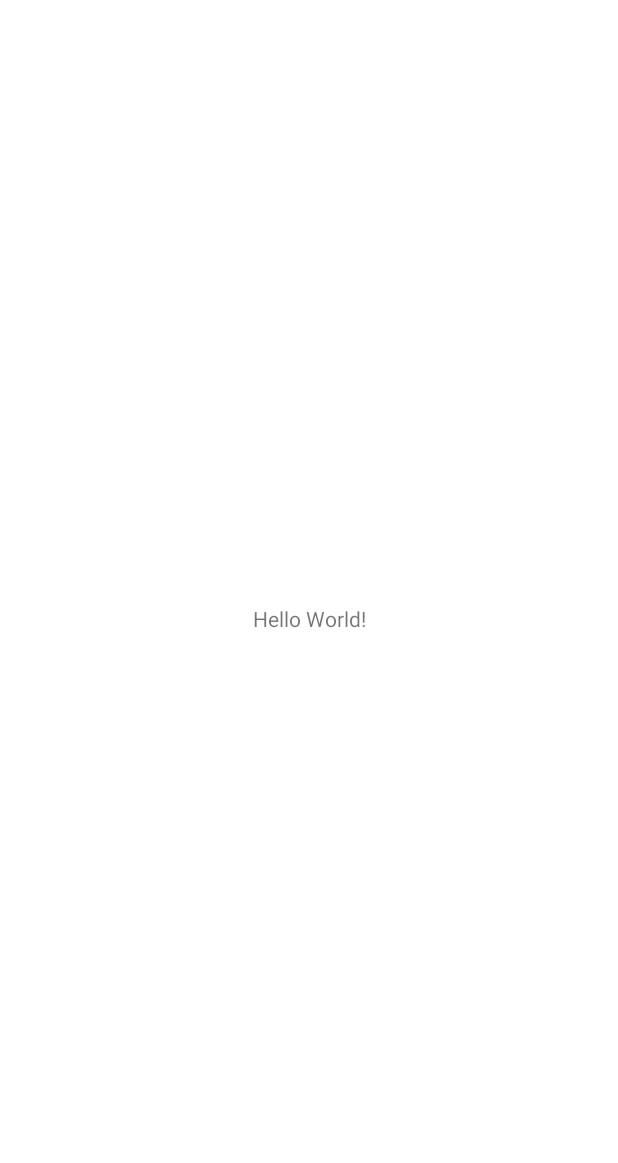
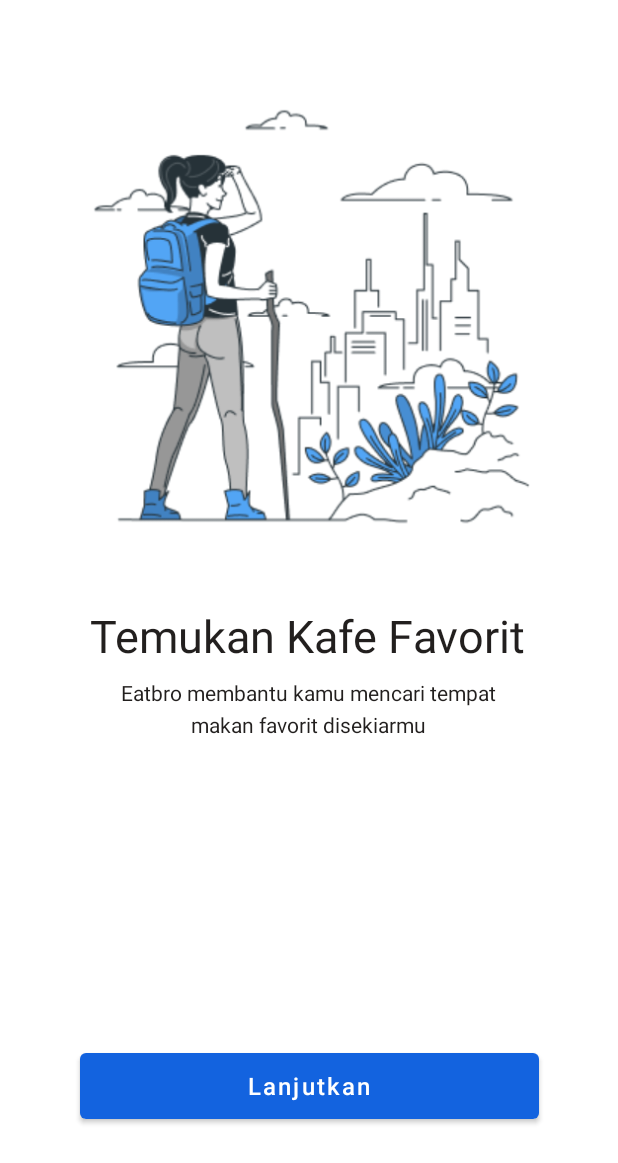
Before and after one commit to angjaay/TrackiT-AKB, an Android app: the screen it shows after launch (MainActivity before the commit, SliderActivity after it), on a phone screen of 412 x 824 dp. Before the commit the part shown is almost empty. Shown: the top 1163 px of the screen. Run offline under Robolectric (Android 15) with nearby library versions, the light colour scheme and no system bars.

Commit message:
Add page Slider

```diff
--- /dev/null
+++ b/app/src/main/java/studio/angzai/trackit_calonsarjanaaamiin/SliderActivity.java
@@ -0,0 +1,72 @@
+package studio.angzai.trackit_calonsarjanaaamiin;
+
+import androidx.appcompat.app.AppCompatActivity;
+import androidx.appcompat.app.AppCompatDelegate;
+import androidx.viewpager.widget.ViewPager;
+
+import android.content.Intent;
+import android.os.Bundle;
+import android.view.View;
+import android.widget.Button;
+
+public class SliderActivity extends AppCompatActivity {
+
+    ViewPager viewPager;
+    Button btnNext;
+    int[] layouts;
+    PageAdapter adapter;
+
+    @Override
+    protected void onCreate(Bundle savedInstanceState) {
+        super.onCreate(savedInstanceState);
+        setContentView(R.layout.activity_slider);
+        AppCompatDelegate.setDefaultNightMode(AppCompatDelegate.MODE_NIGHT_NO);
+
+        viewPager = findViewById(R.id.pager);
+        btnNext = findViewById(R.id.nextBtn);
+
+        layouts = new int[] {
+                R.layout.slider1,
+                R.layout.slider2,
+                R.layout.slider3
+        };
+
+        adapter = new PageAdapter(this, layouts);
+        viewPager.setAdapter(adapter);
+        btnNext.setOnClickListener(new View.OnClickListener() {
+            @Override
+            public void onClick(View view) {
+                if(viewPager.getCurrentItem()+1<layouts.length){
+                    viewPager.setCurrentItem(viewPager.getCurrentItem()+1);
+                }else{
+                    //kembali ke main activity
+                    startActivity(new Intent(SliderActivity.this, MainActivity.class));
+                    finish();
+                }
+            }
+        });
+
+        viewPager.addOnPageChangeListener(viewPagerChangeListener);
+    }
+
+    ViewPager.OnPageChangeListener viewPagerChangeListener = new ViewPager.OnPageChangeListener() {
+        @Override
+        public void onPageScrolled(int i, float v, int i1) {
+
+        }
+
+        @Override
+        public void onPageSelected(int i) {
+            if(i == layouts.length -1 ){
+                btnNext.setText("Mulai");
+            }else {
+                btnNext.setText("Lanjutkan");
+            }
+        }
+
+        @Override
+        public void onPageScrollStateChanged(int state) {
+
+        }
+    };
+}
--- a/app/src/main/java/studio/angzai/trackit_calonsarjanaaamiin/SplashScreen.java
+++ b/app/src/main/java/studio/angzai/trackit_calonsarjanaaamiin/SplashScreen.java
@@ -23,7 +23,7 @@
                 }catch (InterruptedException e){
                     e.printStackTrace();
                 }finally {
-                    startActivity(new Intent(SplashScreen.this, MainActivity.class));
+                    startActivity(new Intent(SplashScreen.this, SliderActivity.class));
                     finish();
                 }
             }
--- /dev/null
+++ b/app/src/main/res/layout/activity_slider.xml
@@ -0,0 +1,30 @@
+<?xml version="1.0" encoding="utf-8"?>
+<androidx.constraintlayout.widget.ConstraintLayout xmlns:android="http://schemas.android.com/apk/res/android"
+    xmlns:app="http://schemas.android.com/apk/res-auto"
+    xmlns:tools="http://schemas.android.com/tools"
+    android:layout_width="match_parent"
+    android:layout_height="match_parent"
+    tools:context=".SliderActivity">
+
+    <androidx.viewpager.widget.ViewPager
+        android:id="@+id/pager"
+        android:layout_width="match_parent"
+        android:layout_height="match_parent"
+        app:layout_constraintBottom_toBottomOf="parent"
+        app:layout_constraintEnd_toEndOf="parent"
+        app:layout_constraintStart_toStartOf="parent"
+        app:layout_constraintTop_toTopOf="parent" />
+
+    <Button
+        android:id="@+id/nextBtn"
+        android:layout_width="306dp"
+        android:layout_height="56dp"
+        android:text="Lanjutkan"
+        android:textAllCaps="false"
+        android:textSize="16sp"
+        app:layout_constraintBottom_toBottomOf="parent"
+        app:layout_constraintEnd_toEndOf="parent"
+        app:layout_constraintStart_toStartOf="parent"
+        app:layout_constraintTop_toTopOf="parent"
+        app:layout_constraintVertical_bias="0.906" />
+</androidx.constraintlayout.widget.ConstraintLayout>
--- /dev/null
+++ b/app/src/main/res/layout/slider1.xml
@@ -0,0 +1,50 @@
+<?xml version="1.0" encoding="utf-8"?>
+<androidx.constraintlayout.widget.ConstraintLayout xmlns:android="http://schemas.android.com/apk/res/android"
+    xmlns:app="http://schemas.android.com/apk/res-auto"
+    xmlns:tools="http://schemas.android.com/tools"
+    android:layout_width="match_parent"
+    android:layout_height="match_parent"
+    >
+
+    <ImageView
+        android:id="@+id/imageView"
+        android:layout_width="382dp"
+        android:layout_height="319dp"
+        android:layout_marginTop="52dp"
+        app:layout_constraintEnd_toEndOf="parent"
+        app:layout_constraintHorizontal_bias="0.444"
+        app:layout_constraintStart_toStartOf="parent"
+        app:layout_constraintTop_toTopOf="parent"
+        app:srcCompat="@drawable/slider1"/>
+
+    <TextView
+        android:id="@+id/textView"
+        android:layout_width="wrap_content"
+        android:layout_height="wrap_content"
+        android:layout_marginTop="32dp"
+        android:text="Temukan Kafe Favorit"
+        android:textColor="#221F1E"
+        android:textSize="30sp"
+        app:layout_constraintEnd_toEndOf="parent"
+        app:layout_constraintHorizontal_bias="0.493"
+        app:layout_constraintStart_toStartOf="parent"
+        app:layout_constraintTop_toBottomOf="@+id/imageView" />
+
+    <TextView
+        android:id="@+id/textView2"
+        android:layout_width="288dp"
+        android:layout_height="51dp"
+        android:layout_marginTop="8dp"
+        android:lineSpacingExtra="5sp"
+        android:text="Eatbro membantu kamu mencari
+tempat makan favorit disekiarmu"
+        android:textAlignment="center"
+        android:textColor="#221F1E"
+        app:layout_constraintEnd_toEndOf="parent"
+        app:layout_constraintHorizontal_bias="0.495"
+        app:layout_constraintStart_toStartOf="parent"
+        app:layout_constraintTop_toBottomOf="@+id/textView" />
+
+
+
+</androidx.constraintlayout.widget.ConstraintLayout>
```
Also changed, not shown: app/src/main/AndroidManifest.xml (+9 -8 lines), app/src/main/res/layout/slider2.xml (added, +46 -0 lines), app/src/main/res/layout/slider3.xml (added, +46 -0 lines), app/src/main/res/drawable-v24/slider1.png (added), app/src/main/res/drawable-v24/slider2.png (added), app/src/main/res/drawable-v24/slider3.png (added).
